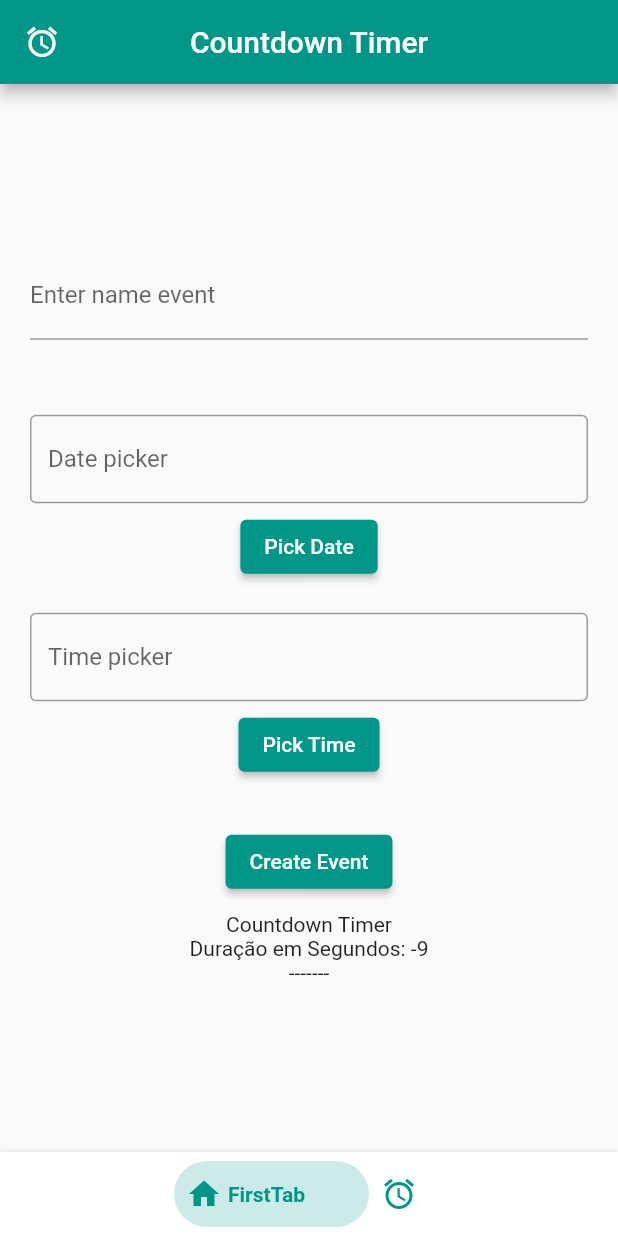
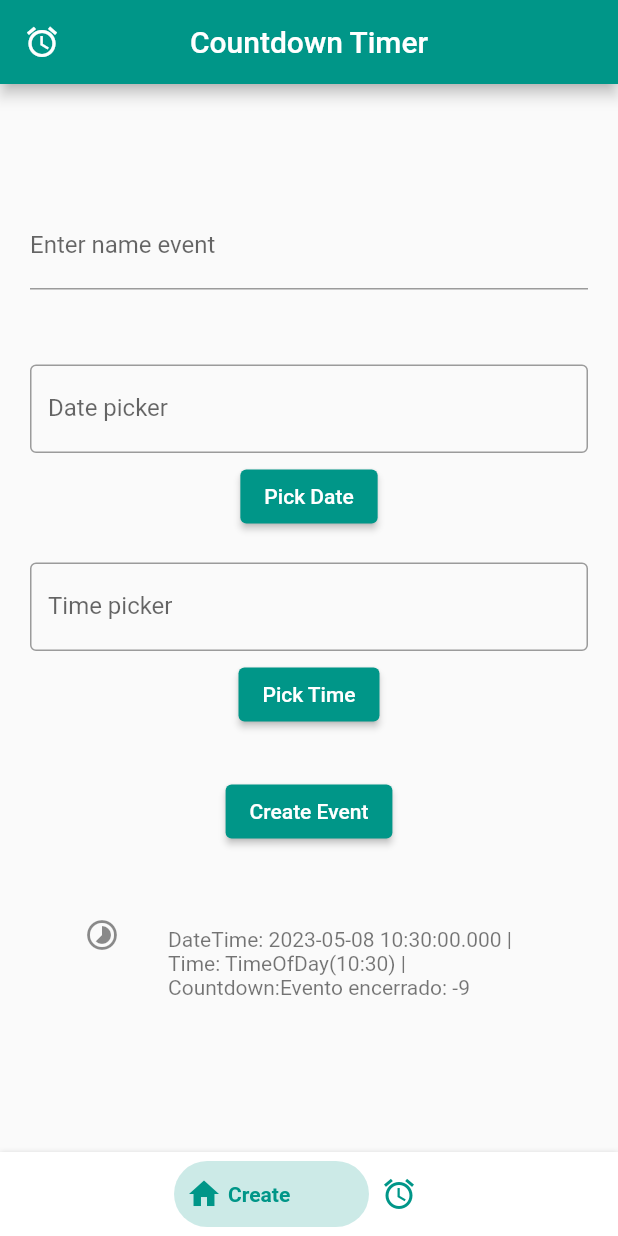
Before and after one commit to aostephano/countdown_timer, a Flutter app: the screen it shows after launch, after a tap on "Create Event", on a phone screen of 412 x 824 dp. Run offline on Flutter 3.47's test engine with Material 2 defaults, Android fonts, the phone set to English and light mode, and no system bars; drawn by our look-alikes of bottom_navy_bar.

Commit message:
History and add Countdown working properly

```diff
--- a/lib/model/EventModel.dart
+++ b/lib/model/EventModel.dart
@@ -1,13 +1,16 @@
+import 'dart:async';
 import 'package:flutter/material.dart';
 
-class EventModel {
+class EventModel extends ChangeNotifier {
   //Att
   String _eventName;
   DateTime _eventDateTime;
   TimeOfDay _eventTime;
+  String _eventCountdown;
 
   //Const
-  EventModel(this._eventName, this._eventDateTime, this._eventTime);
+  EventModel(this._eventName, this._eventDateTime, this._eventTime,
+      this._eventCountdown);
 
   String get eventName => _eventName;
 
@@ -28,8 +31,47 @@ class EventModel {
     _eventDateTime = value;
   }
 
-  // @override
-  // String toString() {
-  //   return 'Evento{Nome:${eventName}, DateTime:${eventDateTime}, TimeOfDay:${eventTime}}';
-  // }
+  String get eventCountdown {
+    return _eventCountdown;
+  }
+
+  set eventCountdown(String value) {
+    _eventCountdown = value;
+    notifyListeners();
+  }
+
+  @override
+  String toString() {
+    return 'EventModel{_eventName: $_eventName, _eventDateTime: $_eventDateTime, _eventTime: $_eventTime, _eventCountdown: $_eventCountdown}';
+  }
+
+  void startCountdown() {
+    final now = DateTime.now();
+    final endDate = DateTime(_eventDateTime.year, _eventDateTime.month,
+        _eventDateTime.day, _eventTime.hour, _eventTime.minute);
+
+    var duration = endDate.difference(now);
+
+    Timer.periodic(
+      Duration(seconds: 1),
+      (timer) {
+        if (duration.inSeconds <= 0) {
+          eventCountdown = "Evento encerrado: ${duration.inSeconds}";
+          timer.cancel();
+          notifyListeners();
+        } else {
+          duration -= Duration(seconds: 1);
+          final days = duration.inDays;
+          final hours = duration.inHours;
+          final minutes = duration.inMinutes.remainder(60);
+          final seconds = duration.inSeconds.remainder(60);
+
+          eventCountdown =
+              '${days.toString()}:${hours.toString().padLeft(2, '0')}:${minutes.toString().padLeft(2, '0')}:${seconds.toString().padLeft(2, '0')}';
+          debugPrint("EventName: ${eventName} | Countdown: $eventCountdown");
+          notifyListeners();
+        }
+      },
+    );
+  }
 }
--- a/lib/pages/MyHomePage.dart
+++ b/lib/pages/MyHomePage.dart
@@ -61,13 +61,13 @@ class _MyHomePageState extends State<MyHomePage> {
         },
         items: <BottomNavyBarItem>[
           BottomNavyBarItem(
-            title: Text('FirstTab'),
+            title: Text('Create Countdown'),
             icon: Icon(Icons.home),
             activeColor: Colors.teal,
             inactiveColor: Colors.teal,
           ),
           BottomNavyBarItem(
-            title: Text('SecondTab'),
+            title: Text('History Countdown'),
             icon: Icon(Icons.access_alarm),
             activeColor: Colors.teal,
             inactiveColor: Colors.teal,
--- a/lib/pages/tabs/FirsScreen.dart
+++ b/lib/pages/tabs/FirsScreen.dart
@@ -1,5 +1,7 @@
 import 'package:flutter/material.dart';
+import 'package:provider/provider.dart';
 
+import '../../providers/EventProvider.dart';
 import '../../widgets/DisplayCountdown.dart';
 import '../../widgets/DisplayInputs.dart';
 
@@ -13,6 +15,10 @@ class FirstScreen extends StatefulWidget {
 class _FirstScreenState extends State<FirstScreen> {
   @override
   Widget build(BuildContext context) {
+    var eventState = context.watch<EventProvider>();
+    var eventList = eventState.eventList;
+    eventState.addListener(() {});
+
     return Container(
       padding: const EdgeInsets.all(20),
       child: Column(
--- a/lib/pages/tabs/SecondScreen.dart
+++ b/lib/pages/tabs/SecondScreen.dart
@@ -15,6 +15,7 @@ class _SecondScreenState extends State<SecondScreen> {
   Widget build(BuildContext context) {
     var eventState = context.watch<EventProvider>();
     var eventList = eventState.eventList;
+    eventState.updateUI();
 
     return Container(
       padding: const EdgeInsets.all(20),
@@ -31,7 +32,13 @@ class _SecondScreenState extends State<SecondScreen> {
                         leading: Icon(Icons.timelapse_rounded),
                         title: Text(event.eventName),
                         subtitle: Text(
-                            "DateTime: ${event.eventDateTime} Time: ${event.eventTime}"),
+                            "DateTime: ${event.eventDateTime} | Time: ${event.eventTime} | Countdown:${event.eventCountdown} "),
+                        trailing: IconButton(
+                          icon: Icon(Icons.delete),
+                          onPressed: () {
+                            eventState.removeEvent(event);
+                          },
+                        ),
                       )
                   ],
                 ),
--- a/lib/providers/EventProvider.dart
+++ b/lib/providers/EventProvider.dart
@@ -1,6 +1,7 @@
+import 'dart:async';
+
 import 'package:flutter/material.dart';
 import '../model/EventModel.dart';
-import 'dart:async';
 
 class EventProvider extends ChangeNotifier {
   List<EventModel> eventList = <EventModel>[];
@@ -11,41 +12,39 @@ class EventProvider extends ChangeNotifier {
   TimeOfDay currentEventTime = TimeOfDay.now();
   String currentCountdown = '';
 
-  addEvent(String eventName, DateTime dateTime, TimeOfDay eventTime) {
+  //Im not proud of this code below, cant use nested notifyListerners :(
+  updateUI() {
+    Timer.periodic(
+      Duration(seconds: 1),
+      (timer) {
+        final now = DateTime.now();
+        final endDate = DateTime(2040, 12, 12);
+
+        var duration = endDate.difference(now);
+
+        if (duration.inSeconds <= 0) {
+          timer.cancel();
+        } else {
+          notifyListeners();
+        }
+      },
+    );
+  }
+
+  addEvent(String eventName, DateTime dateTime, TimeOfDay eventTime,
+      String eventCountdown) {
     //auxInstance
-    EventModel event =
-        EventModel(currentEventName, currentDateTime, currentEventTime);
+    EventModel event = EventModel(
+        currentEventName, currentDateTime, currentEventTime, currentCountdown);
+    event.startCountdown();
     eventList.add(event);
 
     notifyListeners();
   }
 
-  void startCountdown(DateTime finalDateTime, TimeOfDay finalTimeOfDay) {
-    final now = DateTime.now();
-    final endDate = DateTime(finalDateTime.year, finalDateTime.month,
-        finalDateTime.day, finalTimeOfDay.hour, finalTimeOfDay.minute);
-
-    var duration = endDate.difference(now);
-
-    Timer.periodic(Duration(seconds: 1), (timer) {
-      if (duration.inSeconds <= 0) {
-        currentCountdown = "Duração em Segundos: ${duration.inSeconds}";
-        notifyListeners();
-        timer.cancel();
-      } else {
-        duration -= Duration(seconds: 1);
-        final days = duration.inDays;
-        final hours = duration.inHours;
-        final minutes = duration.inMinutes.remainder(60);
-        final seconds = duration.inSeconds.remainder(60);
-
-        // currentCountdown = "newStringValue";
-        currentCountdown =
-            '${days.toString()}:${hours.toString().padLeft(2, '0')}:${minutes.toString().padLeft(2, '0')}:${seconds.toString().padLeft(2, '0')}';
-        notifyListeners();
-      }
-    });
-
-    // notifyListeners();
+  removeEvent(EventModel event) {
+    //auxInstance
+    eventList.remove(event);
+    notifyListeners();
   }
 }
--- a/lib/widgets/CreateEventButton.dart
+++ b/lib/widgets/CreateEventButton.dart
@@ -21,9 +21,9 @@ class _CreateEventButtonState extends State<CreateEventButton> {
             String currentEventName = eventState.currentEventName;
             DateTime currentDateTime = eventState.currentDateTime;
             TimeOfDay currentEventTime = eventState.currentEventTime;
-            eventState.addEvent(
-                currentEventName, currentDateTime, currentEventTime);
-            eventState.startCountdown(currentDateTime, currentEventTime);
+            String currentCountdown = eventState.currentCountdown;
+            eventState.addEvent(currentEventName, currentDateTime,
+                currentEventTime, currentCountdown);
           },
           child: Text("Create Event"),
         ),
--- a/lib/widgets/DisplayCountdown.dart
+++ b/lib/widgets/DisplayCountdown.dart
@@ -1,4 +1,5 @@
 import 'package:flutter/cupertino.dart';
+import 'package:flutter/material.dart';
 import 'package:provider/provider.dart';
 
 import '../providers/EventProvider.dart';
@@ -14,12 +15,23 @@ class _DisplayCountdownState extends State<DisplayCountdown> {
   @override
   Widget build(BuildContext context) {
     var eventState = context.watch<EventProvider>();
+    var eventList = eventState.eventList;
+    eventState.updateUI();
+
     return Container(
+      padding: const EdgeInsets.all(20),
       child: Column(
+        mainAxisAlignment: MainAxisAlignment.center,
+        crossAxisAlignment: CrossAxisAlignment.center,
         children: [
-          Text("Countdown Timer"),
-          Text("${eventState.currentCountdown}"),
-          Text("-------"),
+          eventList.isEmpty
+              ? Text("")
+              : ListTile(
+                  leading: Icon(Icons.timelapse_rounded),
+                  title: Text(eventList.last.eventName),
+                  subtitle: Text(
+                      "DateTime: ${eventList.last.eventDateTime} | Time: ${eventList.last.eventTime} | Countdown:${eventList.last.eventCountdown} "),
+                )
         ],
       ),
     );
--- a/lib/widgets/InsertDateTime.dart
+++ b/lib/widgets/InsertDateTime.dart
@@ -83,9 +83,8 @@ class _InsertDateTimeState extends State<InsertDateTime> {
       setState(() {
         _dateC.text = date.toLocal().toString().split(" ")[0];
       });
-
       //Add DateTime to Provider Aux Var
-      var eventState = context.watch<EventProvider>();
+      var eventState = Provider.of<EventProvider>(context, listen: false);
       eventState.currentDateTime = date;
     }
   }
```
Also changed, not shown: 1 other file.
